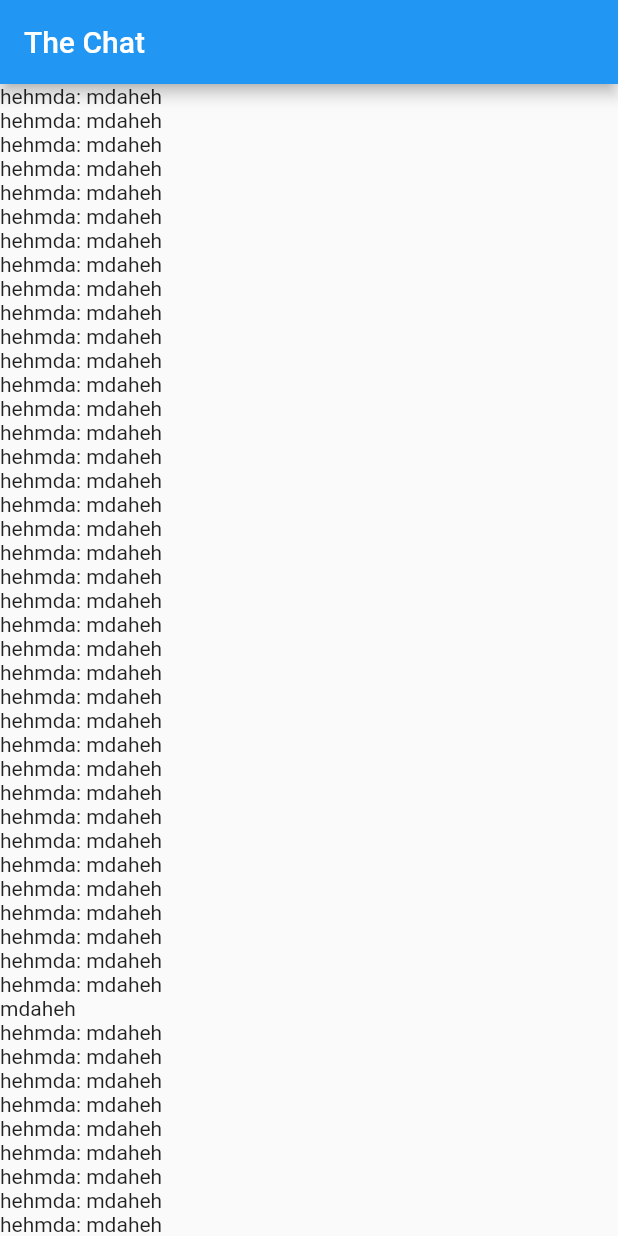
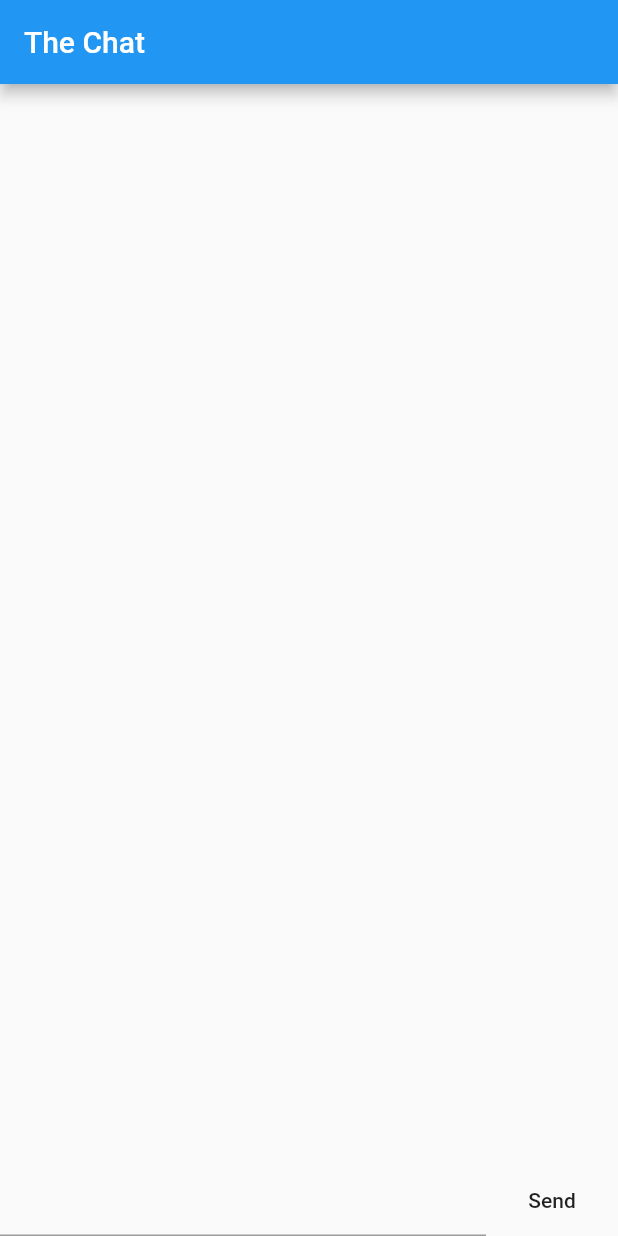
Before and after one commit to happy-bracket/tadatest, a Flutter app: the screen it shows after launch, after a tap on "Log in", on a phone screen of 412 x 824 dp. Run offline on Flutter 3.47's test engine with Material 2 defaults, Android fonts, the phone set to English and light mode, and no system bars.

Commit message:
stable chat screen

```diff
--- a/lib/chat_page.dart
+++ b/lib/chat_page.dart
@@ -3,93 +3,11 @@ import 'package:flutter/material.dart';
 import 'either.dart';
 
 class ChatModel {
-  final List<Either<Message, SystemMessage>> _messages = [
-    Either.left(Message("hehmda", "mdaheh")),
-    Either.left(Message("hehmda", "mdaheh")),
-    Either.left(Message("hehmda", "mdaheh")),
-    Either.left(Message("hehmda", "mdaheh")),
-    Either.left(Message("hehmda", "mdaheh")),
-    Either.left(Message("hehmda", "mdaheh")),
-    Either.left(Message("hehmda", "mdaheh")),
-    Either.left(Message("hehmda", "mdaheh")),
-    Either.left(Message("hehmda", "mdaheh")),
-    Either.left(Message("hehmda", "mdaheh")),
-    Either.left(Message("hehmda", "mdaheh")),
-    Either.left(Message("hehmda", "mdaheh")),
-    Either.left(Message("hehmda", "mdaheh")),
-    Either.left(Message("hehmda", "mdaheh")),
-    Either.left(Message("hehmda", "mdaheh")),
-    Either.left(Message("hehmda", "mdaheh")),
-    Either.left(Message("hehmda", "mdaheh")),
-    Either.left(Message("hehmda", "mdaheh")),
-    Either.left(Message("hehmda", "mdaheh")),
-    Either.left(Message("hehmda", "mdaheh")),
-    Either.left(Message("hehmda", "mdaheh")),
-    Either.left(Message("hehmda", "mdaheh")),
-    Either.left(Message("hehmda", "mdaheh")),
-    Either.left(Message("hehmda", "mdaheh")),
-    Either.left(Message("hehmda", "mdaheh")),
-    Either.left(Message("hehmda", "mdaheh")),
-    Either.left(Message("hehmda", "mdaheh")),
-    Either.left(Message("hehmda", "mdaheh")),
-    Either.left(Message("hehmda", "mdaheh")),
-    Either.left(Message("hehmda", "mdaheh")),
-    Either.left(Message("hehmda", "mdaheh")),
-    Either.left(Message("hehmda", "mdaheh")),
-    Either.left(Message("hehmda", "mdaheh")),
-    Either.left(Message("hehmda", "mdaheh")),
-    Either.left(Message("hehmda", "mdaheh")),
-    Either.left(Message("hehmda", "mdaheh")),
-    Either.left(Message("hehmda", "mdaheh")),
-    Either.left(Message("hehmda", "mdaheh")),
-    Either.right(SystemMessage("mdaheh")),
-    Either.left(Message("hehmda", "mdaheh")),
-    Either.left(Message("hehmda", "mdaheh")),
-    Either.left(Message("hehmda", "mdaheh")),
-    Either.left(Message("hehmda", "mdaheh")),
-    Either.left(Message("hehmda", "mdaheh")),
-    Either.left(Message("hehmda", "mdaheh")),
-    Either.left(Message("hehmda", "mdaheh")),
-    Either.left(Message("hehmda", "mdaheh")),
-    Either.left(Message("hehmda", "mdaheh")),
-    Either.left(Message("hehmda", "mdaheh")),
-    Either.left(Message("hehmda", "mdaheh")),
-    Either.left(Message("hehmda", "mdaheh")),
-    Either.left(Message("hehmda", "mdaheh")),
-    Either.left(Message("hehmda", "mdaheh")),
-    Either.left(Message("hehmda", "mdaheh")),
-    Either.left(Message("hehmda", "mdaheh")),
-    Either.left(Message("hehmda", "mdaheh")),
-    Either.left(Message("hehmda", "mdaheh")),
-    Either.left(Message("hehmda", "mdaheh")),
-    Either.left(Message("hehmda", "mdaheh")),
-    Either.left(Message("hehmda", "mdaheh")),
-    Either.left(Message("hehmda", "mdaheh")),
-    Either.left(Message("hehmda", "mdaheh")),
-    Either.left(Message("hehmda", "mdaheh")),
-    Either.left(Message("hehmda", "mdaheh")),
-    Either.left(Message("hehmda", "mdaheh")),
-    Either.left(Message("hehmda", "mdaheh")),
-    Either.left(Message("hehmda", "mdaheh")),
-    Either.left(Message("hehmda", "mdaheh")),
-    Either.left(Message("hehmda", "mdaheh")),
-    Either.left(Message("hehmda", "mdaheh")),
-    Either.left(Message("hehmda", "mdaheh")),
-    Either.left(Message("hehmda", "mdaheh")),
-    Either.left(Message("hehmda", "mdaheh")),
-    Either.left(Message("hehmda", "mdaheh")),
-    Either.left(Message("hehmda", "mdaheh")),
-    Either.left(Message("hehmda", "mdaheh")),
-    Either.left(Message("hehmda", "mdaheh")),
-    Either.left(Message("hehmda", "mdaheh")),
-    Either.left(Message("hehmda", "mdaheh")),
-    Either.left(Message("hehmda", "mdaheh")),
-    Either.left(Message("hehmda", "mdaheh")),
-    Either.left(Message("hehmda", "mdaheh")),
-  ];
+  final List<Either<Message, SystemMessage>> _messages = [];
   final TextEditingController controller = TextEditingController();
 
-  List<Either<Message, SystemMessage>> get messages => List.unmodifiable(_messages);
+  List<Either<Message, SystemMessage>> get messages =>
+      List.unmodifiable(_messages);
 
   addMessages(List<Either<Message, SystemMessage>> newMessages) {
     _messages.addAll(newMessages);
@@ -127,8 +45,27 @@ class ChatPage extends StatelessWidget {
 
   Widget _render(List<Either<Message, SystemMessage>> messages,
       TextEditingController controller, OnSend onSend) {
+    return Column(
+      children: [
+        Expanded(child: _renderChat(messages)),
+        Row(
+          children: [
+            Expanded(
+                child: TextField(
+              controller: controller,
+            )),
+            FlatButton(
+              child: Text("Send"),
+              onPressed: () => onSend(controller.text),
+            ),
+          ],
+        )
+      ],
+    );
+  }
+
+  ListView _renderChat(List<Either<Message, SystemMessage>> messages) {
     return ListView.builder(
-      shrinkWrap: true,
       itemBuilder: (ctx, inx) =>
           messages[inx].fold(_renderMessage, _renderSystemMessage),
       itemCount: messages.length,
--- a/lib/main.dart
+++ b/lib/main.dart
@@ -42,7 +42,11 @@ class _MyHomePageState extends State<MyHomePage> {
   }
 
   _send(String content) {
-
+    setState(() {
+      _screen.apply((l) => {
+        l.controller.text = ""
+      }, (r) => {});
+    });
   }
 
   _loginToChat(String login) {
```
